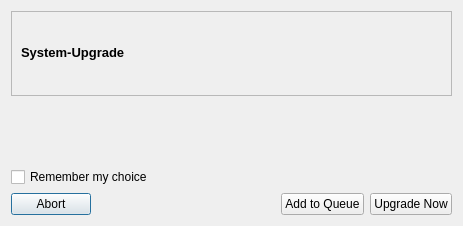
This is trunk/ui/upgradeDialog.ui in drf/shaman1 as Qt 5 draws it before an edit. The edited form follows.
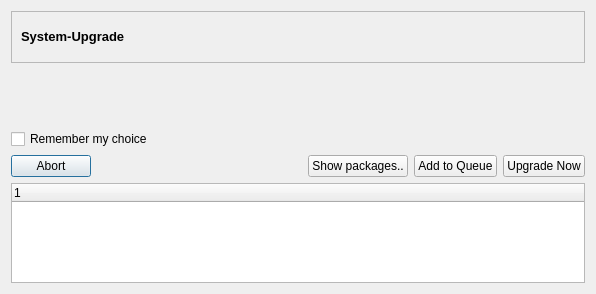
This is the edited form. Icons and pictures are not drawn.

Commit message: Here you go ;)

Diff of the .ui file:
```diff
--- a/trunk/ui/upgradeDialog.ui
+++ b/trunk/ui/upgradeDialog.ui
@@ -5,8 +5,8 @@
    <rect>
     <x>0</x>
     <y>0</y>
-    <width>463</width>
-    <height>226</height>
+    <width>596</width>
+    <height>294</height>
    </rect>
   </property>
   <property name="windowTitle" >
@@ -82,6 +82,16 @@
        </property>
       </spacer>
      </item>
+     <item>
+      <widget class="QPushButton" name="showPackages" >
+       <property name="text" >
+        <string>Show packages..</string>
+       </property>
+       <property name="checkable" >
+        <bool>true</bool>
+       </property>
+      </widget>
+     </item>
      <item>
       <widget class="QPushButton" name="addToQueue" >
        <property name="text" >
@@ -151,6 +161,15 @@
      </layout>
     </widget>
    </item>
+   <item row="3" column="1" >
+    <widget class="QTreeWidget" name="treeWidget" >
+     <column>
+      <property name="text" >
+       <string>1</string>
+      </property>
+     </column>
+    </widget>
+   </item>
   </layout>
  </widget>
  <resources>
```
Left out of the diff: 19 changed lines with no effect on the pictures. The commit also changes 1 other file.
